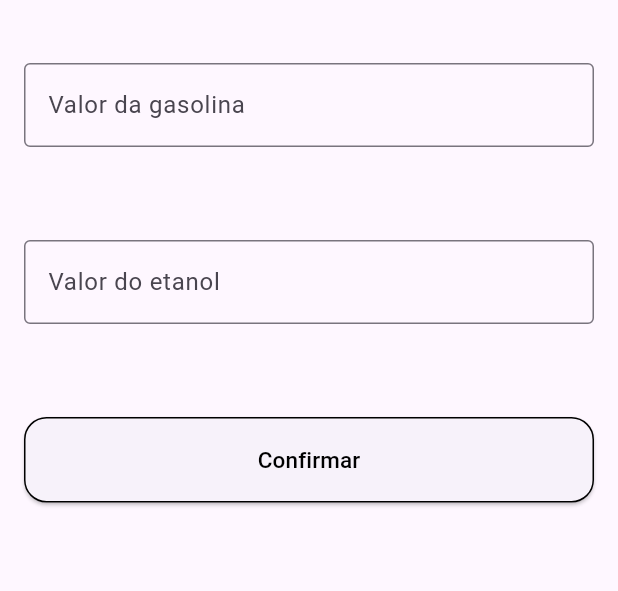
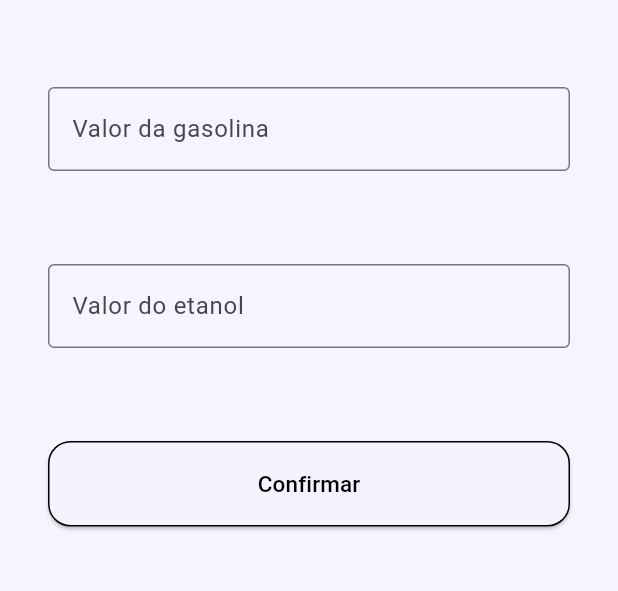
Before and after one commit to schumann7/etanomico, a Flutter app: the TelaComparativo screen opened directly, after a tap on "Confirmar", on a phone screen of 412 x 824 dp, the part 141-732 px from its top. Run offline on Flutter 3.47's test engine with Material 3 defaults, Android fonts, the phone set to English and light mode, and no system bars.

Commit message:
correções cor e coisas não utilizadas

```diff
--- a/lib/main.dart
+++ b/lib/main.dart
@@ -1,5 +1,4 @@
 import 'package:flutter/material.dart';
-import 'package:flutter/services.dart';
 import 'package:http/http.dart' as http;
 import 'dart:convert';
 
@@ -222,7 +221,6 @@ class TelaComparativo extends StatefulWidget {
 }
 
 class _TelaComparativoState extends State<TelaComparativo> {
-
   final TextEditingController _controllergasolina = TextEditingController();
   final TextEditingController _controlleretanol = TextEditingController();
   String _comparacao = "";
@@ -232,6 +230,7 @@ class _TelaComparativoState extends State<TelaComparativo> {
     return Scaffold(
       appBar: AppBar(
         toolbarHeight: 110,
+        backgroundColor: const Color.fromARGB(247, 246, 244, 255),
         leading: IconButton(
           icon: const Icon(
             Icons.arrow_back_rounded,
@@ -253,14 +252,12 @@ class _TelaComparativoState extends State<TelaComparativo> {
             const SizedBox(width: 3),
             Flexible(
               child: Builder(
-                builder:
-                    (context) => Padding(
+                builder: (context) => Padding(
                   padding: const EdgeInsets.only(top: 35),
                   child: Text(
                     'Etanômico',
                     style: TextStyle(
-                          fontSize:
-                              MediaQuery.of(context).size.width < 400 ? 26 : 34,
+                      fontSize: MediaQuery.of(context).size.width < 400 ? 26 : 34,
                       fontWeight: FontWeight.bold,
                     ),
                     overflow: TextOverflow.ellipsis,
@@ -273,22 +270,35 @@ class _TelaComparativoState extends State<TelaComparativo> {
           ],
         ),
       ),
-
-      body: ListView(
+      body: Container(
+        color: const Color.fromARGB(247, 246, 244, 255),
+        child: ListView(
+          padding: const EdgeInsets.all(16.0),
           children: [
             const SizedBox(height: 10),
             Padding(
               padding: const EdgeInsets.all(16.0),
-            child: TextField(controller: _controllergasolina, keyboardType: TextInputType.number, decoration: InputDecoration(label: Text("Valor da gasolina"), border: OutlineInputBorder()),),
+              child: TextField(
+                controller: _controllergasolina,
+                keyboardType: TextInputType.number,
+                decoration: const InputDecoration(
+                  label: Text("Valor da gasolina"),
+                  border: OutlineInputBorder(),
                 ),
-
+              ),
+            ),
             const SizedBox(height: 30),
-
             Padding(
               padding: const EdgeInsets.all(16.0),
-            child: TextField(controller: _controlleretanol, keyboardType: TextInputType.number, decoration: InputDecoration(label: Text("Valor do etanol"), border: OutlineInputBorder()),),
+              child: TextField(
+                controller: _controlleretanol,
+                keyboardType: TextInputType.number,
+                decoration: const InputDecoration(
+                  label: Text("Valor do etanol"),
+                  border: OutlineInputBorder(),
                 ),
-
+              ),
+            ),
             const SizedBox(height: 30),
             Padding(
               padding: const EdgeInsets.all(16.0),
@@ -302,26 +312,38 @@ class _TelaComparativoState extends State<TelaComparativo> {
                   shape: RoundedRectangleBorder(
                     borderRadius: BorderRadius.circular(15),
                   ),
+                  backgroundColor: const Color.fromARGB(247, 246, 244, 255),
                 ),
-              child: const Text('Confirmar', style: TextStyle(color: Colors.black, fontSize: 15),),
-              onPressed: (){
-                if(_controllergasolina.text != "" && _controlleretanol.text != ""){
-                  double _valorgasolina = double.parse(_controllergasolina.text);
-                  double _valoretanol = double.parse(_controlleretanol.text);
+                child: const Text(
+                  'Confirmar',
+                  style: TextStyle(color: Colors.black, fontSize: 15),
+                ),
+                onPressed: () {
+                  if (_controllergasolina.text != "" &&
+                      _controlleretanol.text != "") {
+                    double valorgasolina =
+                        double.parse(_controllergasolina.text);
+                    double valoretanol = double.parse(_controlleretanol.text);
 
                     setState(() {
-                    _comparacao = _valoretanol <= _valorgasolina * 0.7 ? "o álcool" : "a gasolina";
+                      _comparacao = valoretanol <= valorgasolina * 0.7
+                          ? "o álcool"
+                          : "a gasolina";
                     });
-                } else {
-
                   }
-              }),
+                },
+              ),
             ),
             const SizedBox(height: 30),
-          Text(_controllergasolina.text + _controlleretanol.text == "" ? "" : "Nessa situação, o combustível mais favorável é $_comparacao",
+            Text(
+              _controllergasolina.text + _controlleretanol.text == ""
+                  ? ""
+                  : "Nessa situação, o combustível mais favorável é $_comparacao",
               style: const TextStyle(fontSize: 19),
-            textAlign: TextAlign.center,)
+              textAlign: TextAlign.center,
+            ),
           ],
+        ),
       ),
     );
   }
```
Lines whose indentation alone changed are shown as unchanged.
